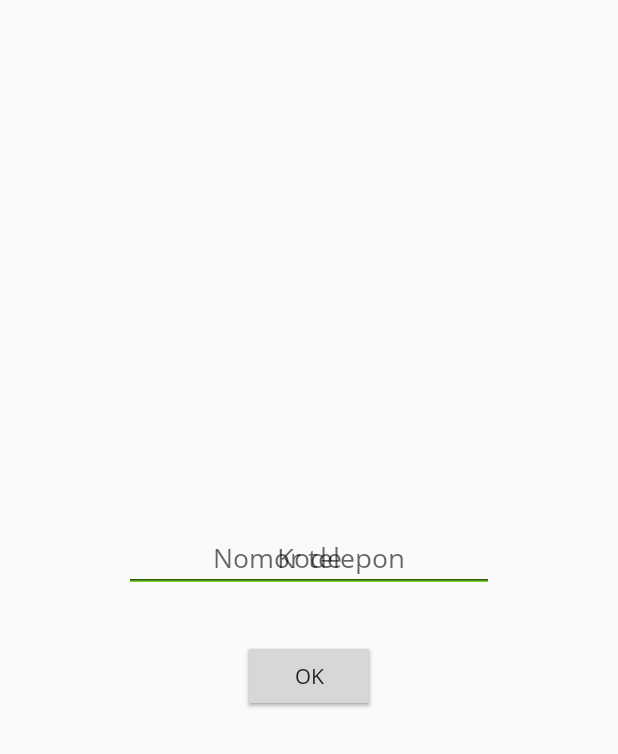
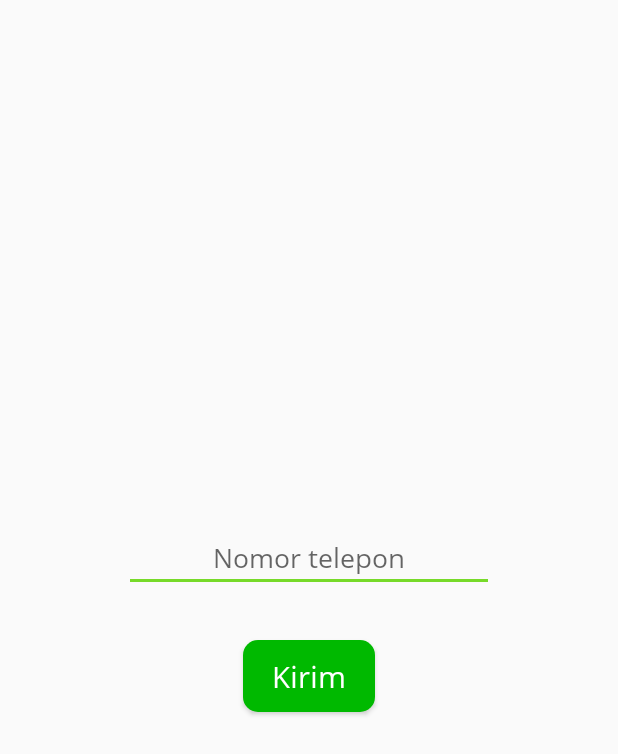
Before and after one commit to Renziera/babelanja-app, an Android app: the layout activity_phone_auth.xml on its own in the app's theme, with its tools: preview values and no code run, on a phone screen of 412 x 824 dp. Shown: the top 754 px of the screen. Run offline under Robolectric (Android 15) with nearby library versions, the phone set to English and light mode, and no system bars.

Commit message:
Button style

```diff
--- a/app/build.gradle
+++ b/app/build.gradle
@@ -60,4 +60,6 @@
     testImplementation 'junit:junit:4.12'
     androidTestImplementation 'androidx.test:runner:1.2.0-alpha05'
     androidTestImplementation 'androidx.test.espresso:espresso-core:3.2.0-alpha05'
+    implementation 'androidx.cardview:cardview:1.0.0'
+    implementation 'androidx.recyclerview:recyclerview:1.0.0'
 }
--- /dev/null
+++ b/app/src/main/res/drawable/bg_button.xml
@@ -0,0 +1,9 @@
+<?xml version="1.0" encoding="utf-8"?>
+<shape
+    xmlns:android="http://schemas.android.com/apk/res/android"
+    android:shape="rectangle">
+
+    <solid android:color="@color/colorPrimary"/>
+    <corners android:radius="10dp"/>
+
+</shape>
--- a/app/src/main/res/layout/activity_phone_auth.xml
+++ b/app/src/main/res/layout/activity_phone_auth.xml
@@ -37,34 +37,4 @@
         app:layout_constraintStart_toStartOf="parent"
         app:layout_constraintTop_toBottomOf="@+id/tv_nomor" />
 
-    <EditText
-        android:id="@+id/tv_kode"
-        android:layout_width="wrap_content"
-        android:layout_height="wrap_content"
-        android:layout_marginStart="8dp"
-        android:layout_marginEnd="8dp"
-        android:ems="10"
-        android:hint="Kode"
-        android:inputType="textPersonName"
-        android:textAlignment="center"
-        app:layout_constraintBottom_toTopOf="@+id/button_ok"
-        app:layout_constraintEnd_toEndOf="parent"
-        app:layout_constraintHorizontal_bias="0.5"
-        app:layout_constraintStart_toStartOf="parent"
-        app:layout_constraintTop_toTopOf="parent"
-        app:layout_constraintVertical_chainStyle="packed" />
-
-    <Button
-        android:id="@+id/button_ok"
-        android:layout_width="wrap_content"
-        android:layout_height="wrap_content"
-        android:layout_marginStart="8dp"
-        android:layout_marginTop="32dp"
-        android:layout_marginEnd="8dp"
-        android:text="OK"
-        app:layout_constraintBottom_toBottomOf="parent"
-        app:layout_constraintEnd_toEndOf="parent"
-        app:layout_constraintHorizontal_bias="0.5"
-        app:layout_constraintStart_toStartOf="parent"
-        app:layout_constraintTop_toBottomOf="@+id/tv_kode" />
 </androidx.constraintlayout.widget.ConstraintLayout>
--- a/app/src/main/res/values/styles.xml
+++ b/app/src/main/res/values/styles.xml
@@ -7,6 +7,7 @@
         <item name="colorPrimaryDark">@color/colorPrimaryDark</item>
         <item name="colorAccent">@color/colorAccent</item>
         <item name="android:fontFamily">@font/open_sans</item>
+        <item name="buttonStyle">@style/ButtonHijau</item>
     </style>
 
 
@@ -27,5 +28,15 @@
         <item name="android:background">?attr/selectableItemBackgroundBorderless</item>
     </style>
 
+    <style name="ButtonHijau" parent="Widget.AppCompat.Button">
+        <item name="android:background">@drawable/bg_button</item>
+        <item name="android:fontFamily">@font/open_sans</item>
+        <item name="android:textColor">@color/putih</item>
+        <item name="android:textSize">20sp</item>
+        <item name="android:paddingStart">16dp</item>
+        <item name="android:paddingEnd">16dp</item>
+        <item name="android:textAllCaps">false</item>
+    </style>
+
 
 </resources>
```
Also changed, not shown: app/src/main/java/id/web/babelanja/babelanja/LoginActivity.java (+42 -1 lines), app/src/main/java/id/web/babelanja/babelanja/PhoneAuthActivity.java (+4 -4 lines), app/src/main/res/drawable-v21/ic_menu_camera.xml (deleted, +0 -12 lines), app/src/main/res/drawable-v21/ic_menu_gallery.xml (deleted, +0 -9 lines), app/src/main/res/drawable-v21/ic_menu_manage.xml (deleted, +0 -9 lines), app/src/main/res/drawable-v21/ic_menu_send.xml (deleted, +0 -9 lines), app/src/main/res/drawable-v21/ic_menu_share.xml (deleted, +0 -9 lines), app/src/main/res/drawable-v21/ic_menu_slideshow.xml (deleted, +0 -9 lines), app/src/main/res/drawable-v24/ic_launcher_foreground.xml (deleted, +0 -34 lines).
